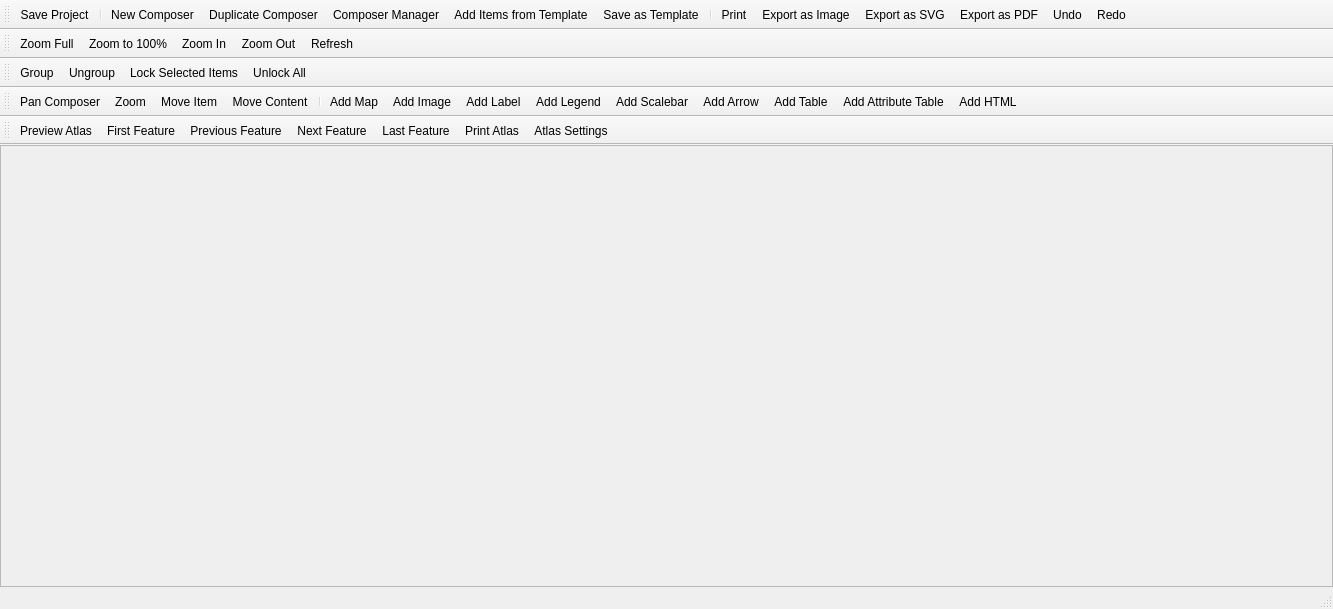
qgis/QGIS, file src/ui/qgscomposerbase.ui: the form before one commit.
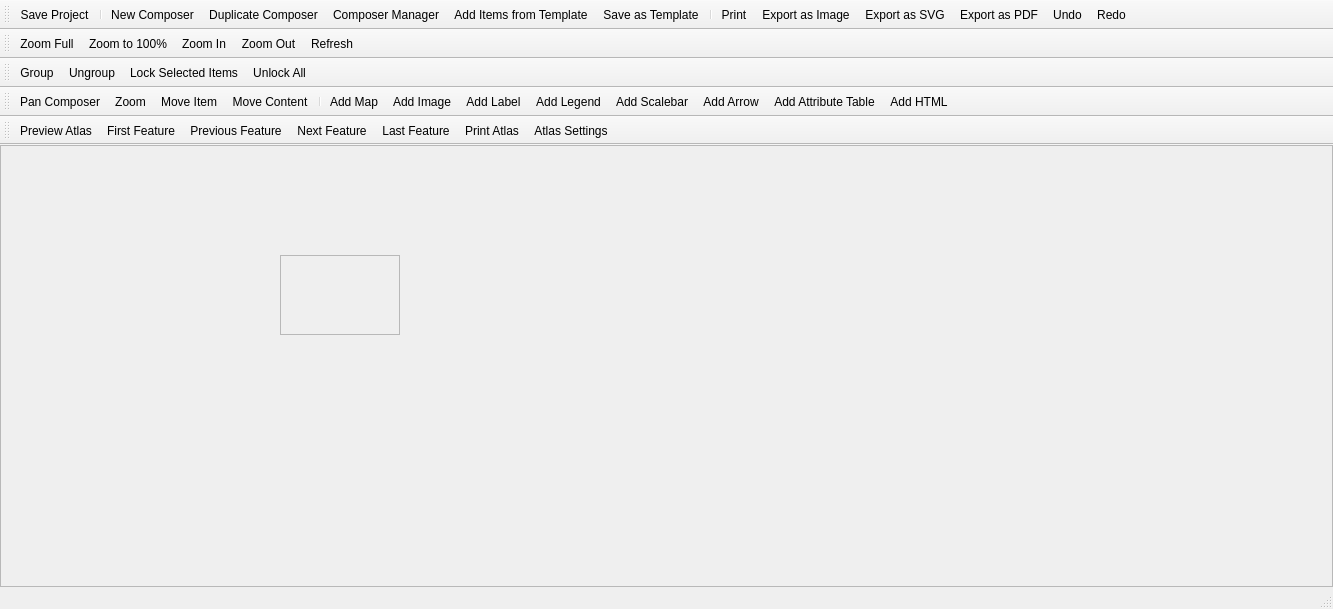
The form after the commit. Icons and pictures are not drawn.

Commit message: [composer] Remove gui controls for adding deprecated table item (sponsored by City of Uster, Switzerland)

What changed in the file:
```diff
--- a/src/ui/qgscomposerbase.ui
+++ b/src/ui/qgscomposerbase.ui
@@ -35,6 +35,29 @@
       <property name="frameShadow">
        <enum>QFrame::Raised</enum>
       </property>
+      <widget class="QScrollArea" name="scrollArea">
+       <property name="geometry">
+        <rect>
+         <x>280</x>
+         <y>110</y>
+         <width>120</width>
+         <height>80</height>
+        </rect>
+       </property>
+       <property name="widgetResizable">
+        <bool>true</bool>
+       </property>
+       <widget class="QWidget" name="scrollAreaWidgetContents">
+        <property name="geometry">
+         <rect>
+          <x>0</x>
+          <y>0</y>
+          <width>118</width>
+          <height>78</height>
+         </rect>
+        </property>
+       </widget>
+      </widget>
      </widget>
     </item>
    </layout>
@@ -117,7 +140,6 @@
    <addaction name="mActionAddNewLegend"/>
    <addaction name="mActionAddNewScalebar"/>
    <addaction name="mActionAddArrow"/>
-   <addaction name="mActionAddTable"/>
    <addaction name="mActionAddAttributeTable"/>
    <addaction name="mActionAddHtml"/>
   </widget>
```
Left out of the diff: 2 changed lines with no effect on the pictures. The commit also changes 3 other files.
